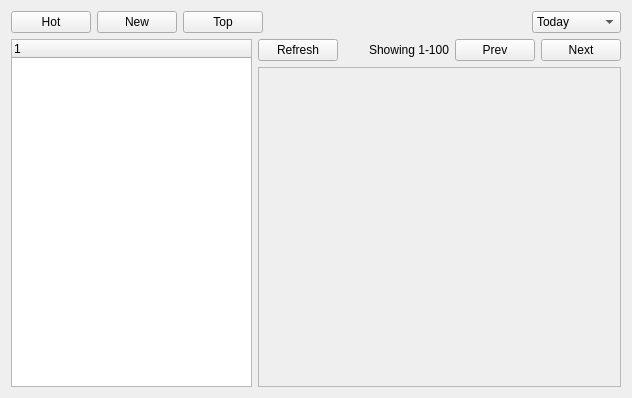
RetroShare/RetroShare_old, file retroshare-gui/src/gui/Posted/PostedComments.ui: the form before one commit.
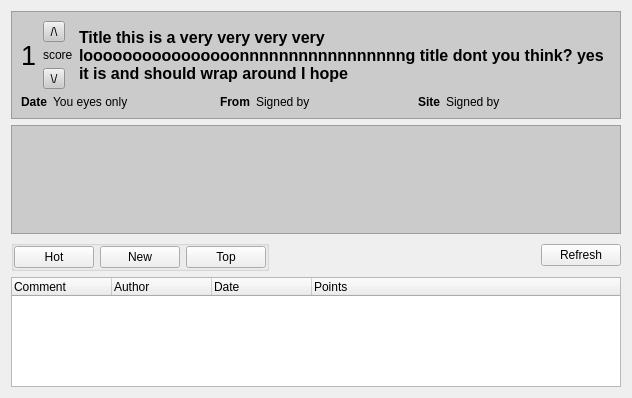
The form after the commit. Custom widgets are drawn as their Qt base class.

Patch:
```diff
--- a/retroshare-gui/src/gui/Posted/PostedComments.ui
+++ b/retroshare-gui/src/gui/Posted/PostedComments.ui
@@ -13,28 +13,298 @@
   <property name="windowTitle">
    <string>Form</string>
   </property>
-  <layout class="QVBoxLayout" name="verticalLayout">
+  <layout class="QVBoxLayout" name="verticalLayout_3">
+   <item>
+    <widget class="QFrame" name="postFrame">
+     <property name="sizePolicy">
+      <sizepolicy hsizetype="Expanding" vsizetype="Preferred">
+       <horstretch>0</horstretch>
+       <verstretch>0</verstretch>
+      </sizepolicy>
+     </property>
+     <property name="styleSheet">
+      <string notr="true">background-color: rgb(203, 203, 203);</string>
+     </property>
+     <property name="frameShape">
+      <enum>QFrame::StyledPanel</enum>
+     </property>
+     <property name="frameShadow">
+      <enum>QFrame::Raised</enum>
+     </property>
+     <layout class="QVBoxLayout" name="verticalLayout_2">
+      <item>
+       <layout class="QHBoxLayout" name="horizontalLayout_2" stretch="0,0,1">
+        <item>
+         <widget class="QLabel" name="scoreLabel">
+          <property name="font">
+           <font>
+            <pointsize>20</pointsize>
+           </font>
+          </property>
+          <property name="text">
+           <string>1</string>
+          </property>
+         </widget>
+        </item>
+        <item>
+         <layout class="QVBoxLayout" name="verticalLayout">
+          <item>
+           <widget class="QToolButton" name="voteUpButton">
+            <property name="text">
+             <string>/\</string>
+            </property>
+           </widget>
+          </item>
+          <item>
+           <widget class="QLabel" name="label">
+            <property name="text">
+             <string>score</string>
+            </property>
+           </widget>
+          </item>
+          <item>
+           <widget class="QToolButton" name="voteDownButton">
+            <property name="text">
+             <string>\/</string>
+            </property>
+           </widget>
+          </item>
+         </layout>
+        </item>
+        <item>
+         <widget class="QLabel" name="titleLabel">
+          <property name="sizePolicy">
+           <sizepolicy hsizetype="Preferred" vsizetype="Fixed">
+            <horstretch>0</horstretch>
+            <verstretch>0</verstretch>
+           </sizepolicy>
+          </property>
+          <property name="font">
+           <font>
+            <pointsize>12</pointsize>
+            <weight>75</weight>
+            <bold>true</bold>
+           </font>
+          </property>
+          <property name="text">
+           <string>Title this is a very very very very loooooooooooooooonnnnnnnnnnnnnnnnng title dont you think? yes it is and should wrap around I hope</string>
+          </property>
+          <property name="wordWrap">
+           <bool>true</bool>
+          </property>
+          <property name="openExternalLinks">
+           <bool>true</bool>
+          </property>
+         </widget>
+        </item>
+       </layout>
+      </item>
+      <item>
+       <layout class="QHBoxLayout" name="horizontalLayout_3">
+        <item>
+         <layout class="QHBoxLayout" name="_4">
+          <item>
+           <widget class="QLabel" name="dateBoldLabel">
+            <property name="sizePolicy">
+             <sizepolicy hsizetype="Preferred" vsizetype="Fixed">
+              <horstretch>0</horstretch>
+              <verstretch>0</verstretch>
+             </sizepolicy>
+            </property>
+            <property name="font">
+             <font>
+              <pointsize>9</pointsize>
+              <weight>75</weight>
+              <bold>true</bold>
+             </font>
+            </property>
+            <property name="text">
+             <string>Date</string>
+            </property>
+           </widget>
+          </item>
+          <item>
+           <widget class="QLabel" name="dateLabel">
+            <property name="sizePolicy">
+             <sizepolicy hsizetype="Expanding" vsizetype="Fixed">
+              <horstretch>0</horstretch>
+              <verstretch>0</verstretch>
+             </sizepolicy>
+            </property>
+            <property name="font">
+             <font>
+              <pointsize>9</pointsize>
+             </font>
+            </property>
+            <property name="text">
+             <string notr="true">You eyes only</string>
+            </property>
+            <property name="openExternalLinks">
+             <bool>true</bool>
+            </property>
+           </widget>
+          </item>
+         </layout>
+        </item>
+        <item>
+         <layout class="QHBoxLayout" name="_3">
+          <item>
+           <widget class="QLabel" name="fromBoldLabel">
+            <property name="sizePolicy">
+             <sizepolicy hsizetype="Preferred" vsizetype="Fixed">
+              <horstretch>0</horstretch>
+              <verstretch>0</verstretch>
+             </sizepolicy>
+            </property>
+            <property name="font">
+             <font>
+              <pointsize>9</pointsize>
+              <weight>75</weight>
+              <bold>true</bold>
+             </font>
+            </property>
+            <property name="text">
+             <string>From</string>
+            </property>
+           </widget>
+          </item>
+          <item>
+           <widget class="QLabel" name="fromLabel">
+            <property name="sizePolicy">
+             <sizepolicy hsizetype="Expanding" vsizetype="Fixed">
+              <horstretch>0</horstretch>
+              <verstretch>0</verstretch>
+             </sizepolicy>
+            </property>
+            <property name="font">
+             <font>
+              <pointsize>9</pointsize>
+             </font>
+            </property>
+            <property name="text">
+             <string notr="true">Signed by</string>
+            </property>
+            <property name="openExternalLinks">
+             <bool>true</bool>
+            </property>
+           </widget>
+          </item>
+         </layout>
+        </item>
+        <item>
+         <layout class="QHBoxLayout" name="_5">
+          <item>
+           <widget class="QLabel" name="fromBoldLabel_2">
+            <property name="sizePolicy">
+             <sizepolicy hsizetype="Preferred" vsizetype="Fixed">
+              <horstretch>0</horstretch>
+              <verstretch>0</verstretch>
+             </sizepolicy>
+            </property>
+            <property name="font">
+             <font>
+              <pointsize>9</pointsize>
+              <weight>75</weight>
+              <bold>true</bold>
+             </font>
+            </property>
+            <property name="text">
+             <string>Site</string>
+            </property>
+           </widget>
+          </item>
+          <item>
+           <widget class="QLabel" name="siteLabel">
+            <property name="sizePolicy">
+             <sizepolicy hsizetype="Expanding" vsizetype="Fixed">
+              <horstretch>0</horstretch>
+              <verstretch>0</verstretch>
+             </sizepolicy>
+            </property>
+            <property name="font">
+             <font>
+              <pointsize>9</pointsize>
+             </font>
+            </property>
+            <property name="text">
+             <string notr="true">Signed by</string>
+            </property>
+            <property name="openExternalLinks">
+             <bool>true</bool>
+            </property>
+           </widget>
+          </item>
+         </layout>
+        </item>
+       </layout>
+      </item>
+     </layout>
+    </widget>
+   </item>
+   <item>
+    <widget class="QTextBrowser" name="notesBrowser">
+     <property name="styleSheet">
+      <string notr="true">background-color: rgb(203, 203, 203);</string>
+     </property>
+    </widget>
+   </item>
    <item>
     <layout class="QHBoxLayout" name="horizontalLayout">
      <item>
-      <widget class="QPushButton" name="pushButton_3">
-       <property name="text">
-        <string>Hot</string>
+      <widget class="QGroupBox" name="sortGroup">
+       <property name="checkable">
+        <bool>false</bool>
        </property>
-      </widget>
-     </item>
-     <item>
-      <widget class="QPushButton" name="pushButton">
-       <property name="text">
-        <string>New</string>
-       </property>
-      </widget>
-     </item>
-     <item>
-      <widget class="QPushButton" name="pushButton_2">
-       <property name="text">
-        <string>Top</string>
-       </property>
+       <layout class="QHBoxLayout" name="horizontalLayout_4">
+        <property name="spacing">
+         <number>6</number>
+        </property>
+        <property name="margin">
+         <number>0</number>
+        </property>
+        <item>
+         <widget class="QPushButton" name="hotSortButton">
+          <property name="text">
+           <string>Hot</string>
+          </property>
+          <property name="checkable">
+           <bool>true</bool>
+          </property>
+          <property name="autoExclusive">
+           <bool>true</bool>
+          </property>
+         </widget>
+        </item>
+        <item>
+         <widget class="QPushButton" name="newSortButton">
+          <property name="text">
+           <string>New</string>
+          </property>
+          <property name="checkable">
+           <bool>true</bool>
+          </property>
+          <property name="autoExclusive">
+           <bool>true</bool>
+          </property>
+         </widget>
+        </item>
+        <item>
+         <widget class="QPushButton" name="topSortButton">
+          <property name="text">
+           <string>Top</string>
+          </property>
+          <property name="checkable">
+           <bool>true</bool>
+          </property>
+          <property name="checked">
+           <bool>false</bool>
+          </property>
+          <property name="autoExclusive">
+           <bool>true</bool>
+          </property>
+         </widget>
+        </item>
+       </layout>
       </widget>
      </item>
      <item>
@@ -51,119 +321,47 @@
       </spacer>
      </item>
      <item>
-      <widget class="QComboBox" name="comboBox">
-       <item>
-        <property name="text">
-         <string>Today</string>
-        </property>
-       </item>
-       <item>
-        <property name="text">
-         <string>Yesterday</string>
-        </property>
-       </item>
-       <item>
-        <property name="text">
-         <string>This Week</string>
-        </property>
-       </item>
-       <item>
-        <property name="text">
-         <string>This Month</string>
-        </property>
-       </item>
-       <item>
-        <property name="text">
-         <string>This Year</string>
-        </property>
-       </item>
+      <widget class="QPushButton" name="pushButton_5">
+       <property name="text">
+        <string>Refresh</string>
+       </property>
       </widget>
      </item>
     </layout>
    </item>
    <item>
-    <layout class="QGridLayout" name="gridLayout">
-     <item row="0" column="1">
-      <layout class="QHBoxLayout" name="horizontalLayout_2">
-       <item>
-        <widget class="QPushButton" name="pushButton_5">
-         <property name="text">
-          <string>Refresh</string>
-         </property>
-        </widget>
-       </item>
-       <item>
-        <spacer name="horizontalSpacer_2">
-         <property name="orientation">
-          <enum>Qt::Horizontal</enum>
-         </property>
-         <property name="sizeHint" stdset="0">
-          <size>
-           <width>40</width>
-           <height>20</height>
-          </size>
-         </property>
-        </spacer>
-       </item>
-       <item>
-        <widget class="QLabel" name="label">
-         <property name="text">
-          <string>Showing 1-100</string>
-         </property>
-        </widget>
-       </item>
-       <item>
-        <widget class="QPushButton" name="pushButton_6">
-         <property name="text">
-          <string>Prev</string>
-         </property>
-        </widget>
-       </item>
-       <item>
-        <widget class="QPushButton" name="pushButton_4">
-         <property name="text">
-          <string>Next</string>
-         </property>
-        </widget>
-       </item>
-      </layout>
-     </item>
-     <item row="1" column="1">
-      <widget class="QScrollArea" name="scrollArea">
-       <property name="widgetResizable">
-        <bool>true</bool>
-       </property>
-       <widget class="QWidget" name="scrollAreaWidgetContents">
-        <property name="geometry">
-         <rect>
-          <x>0</x>
-          <y>0</y>
-          <width>382</width>
-          <height>302</height>
-         </rect>
-        </property>
-       </widget>
-      </widget>
-     </item>
-     <item row="0" column="0" rowspan="2">
-      <widget class="QTreeWidget" name="treeWidget">
-       <property name="sizePolicy">
-        <sizepolicy hsizetype="Expanding" vsizetype="Expanding">
-         <horstretch>0</horstretch>
-         <verstretch>0</verstretch>
-        </sizepolicy>
-       </property>
-       <column>
-        <property name="text">
-         <string notr="true">1</string>
-        </property>
-       </column>
-      </widget>
-     </item>
-    </layout>
+    <widget class="GxsCommentTreeWidget" name="treeWidget">
+     <column>
+      <property name="text">
+       <string>Comment</string>
+      </property>
+     </column>
+     <column>
+      <property name="text">
+       <string>Author</string>
+      </property>
+     </column>
+     <column>
+      <property name="text">
+       <string>Date</string>
+      </property>
+     </column>
+     <column>
+      <property name="text">
+       <string>Points</string>
+      </property>
+     </column>
+    </widget>
    </item>
   </layout>
  </widget>
+ <customwidgets>
+  <customwidget>
+   <class>GxsCommentTreeWidget</class>
+   <extends>QTreeWidget</extends>
+   <header>gui/gxs/GxsCommentTreeWidget.h</header>
+  </customwidget>
+ </customwidgets>
  <resources/>
  <connections/>
 </ui>
```
